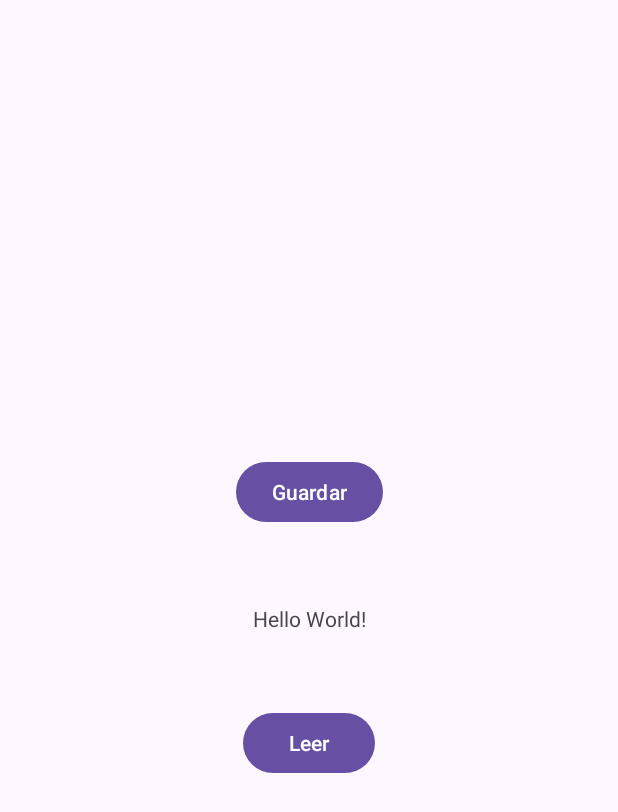
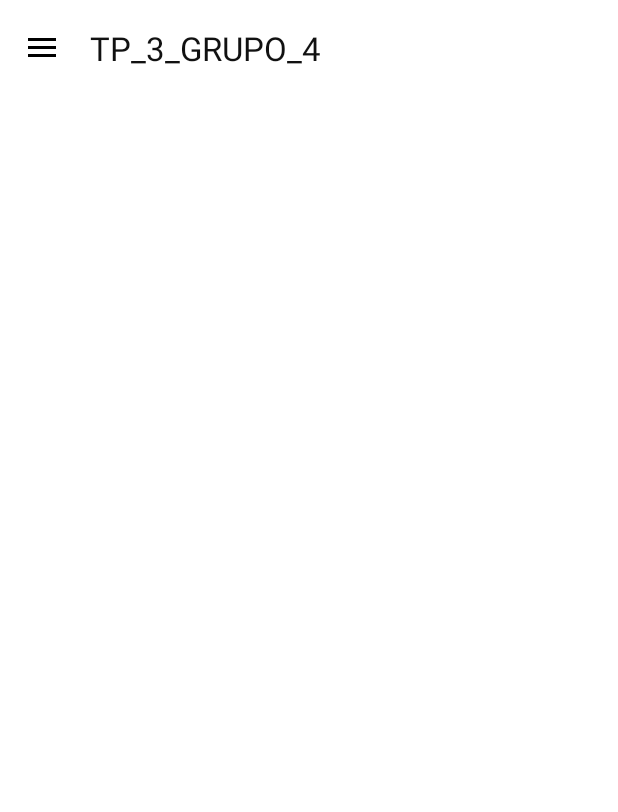
Before and after one commit to HernanMVarela/TP_3_GRUPO_4, an Android app: the screen it shows after launch (MainActivity), on a phone screen of 412 x 824 dp. Shown: the top 812 px of the screen. Run offline under Robolectric (Android 15) with nearby library versions, the phone set to English and light mode, and no system bars.

Commit message:
09-09-2023 | 17:20
- Implementación de menu drawer en main activity
- Se mueven métodos de crear y leer usuario a registro.
- Se aplican métodos de navegacion al main

```diff
--- a/app/build.gradle.kts
+++ b/app/build.gradle.kts
@@ -36,4 +36,7 @@ dependencies {
     testImplementation("junit:junit:4.13.2")
     androidTestImplementation("androidx.test.ext:junit:1.1.5")
     androidTestImplementation("androidx.test.espresso:espresso-core:3.5.1")
+    implementation ("androidx.navigation:navigation-ui:2.3.0")
+    implementation ("androidx.navigation:navigation-fragment:2.3.0")
+    implementation ("com.google.android.material:material:1.2.0")
 }
--- a/app/src/main/java/frgp/utn/edu/ar/controllers/MainActivity.java
+++ b/app/src/main/java/frgp/utn/edu/ar/controllers/MainActivity.java
@@ -1,43 +1,63 @@
 package frgp.utn.edu.ar.controllers;
 
+import android.content.Intent;
 import android.os.Bundle;
-import android.util.Log;
-import android.view.View;
-import android.widget.Toast;
+import android.view.MenuItem;
 
+import androidx.annotation.NonNull;
+import androidx.appcompat.app.ActionBarDrawerToggle;
 import androidx.appcompat.app.AppCompatActivity;
+import androidx.appcompat.widget.Toolbar;
+import androidx.drawerlayout.widget.DrawerLayout;
 
-import java.util.List;
-
-import frgp.utn.edu.ar.DAOImpl.UsuarioDAOImpl;
-import frgp.utn.edu.ar.entidades.EstadoUsuario;
-import frgp.utn.edu.ar.entidades.Usuario;
+import com.google.android.material.navigation.NavigationView;
 
 public class MainActivity extends AppCompatActivity {
 
-    UsuarioDAOImpl DaoUs = new UsuarioDAOImpl();
+    DrawerLayout drawerLayout;
+    ActionBarDrawerToggle actionBarDrawerToggle;
+    NavigationView navigationView;
+
     @Override
     protected void onCreate(Bundle savedInstanceState) {
         super.onCreate(savedInstanceState);
         setContentView(R.layout.activity_main);
+        setUpToolbar();
 
-    }
-    public void escribir(View view){
-        EstadoUsuario Euser = new EstadoUsuario(1,"Activo");
-        Usuario nuevo = new Usuario(1,"UserPrueba","ContraPrueba","Prueba@Prueba.com",Euser);
-        boolean N = DaoUs.insertarUsuario(this, nuevo);
+        navigationView = (NavigationView) findViewById(R.id.navigation_menu);
+        navigationView.setNavigationItemSelectedListener(new NavigationView.OnNavigationItemSelectedListener() {
+            @Override
+            public boolean onNavigationItemSelected(@NonNull MenuItem menuItem) {
+                int id = menuItem.getItemId();
+                if(id==R.id.nav_home){
+                    Intent intent = new Intent(MainActivity.this, MainActivity.class);
+                    startActivity(intent);
+                }
+                if(id==R.id.nav_registro){
+                    Intent intent2 = new Intent(MainActivity.this , RegistroActivity.class);
+                    startActivity(intent2);
+                }
+                if(id==R.id.nav_login){
+                    Intent intent3 = new Intent(MainActivity.this , LoginActivity.class);
+                    startActivity(intent3);
+                }
+                if(id==R.id.nav_Parqueos){
+                    /// AGREGAR NAVEGACION A PARQUEO
+                }
+               return false;
+            }
+        });
     }
 
-    public void leerUsuario(View view){
-        List<Usuario> lista = DaoUs.obtenerUsuarios(this);
+    public void setUpToolbar() {
+        drawerLayout = findViewById(R.id.drawerLayout);
+        Toolbar toolbar = findViewById(R.id.toolbar);
+        setSupportActionBar(toolbar);
+        actionBarDrawerToggle = new ActionBarDrawerToggle(this, drawerLayout, toolbar, R.string.app_name, R.string.app_name);
+        drawerLayout.addDrawerListener(actionBarDrawerToggle);
+        actionBarDrawerToggle.getDrawerArrowDrawable().setColor(getResources().getColor(R.color.black));
+        actionBarDrawerToggle.syncState();
 
-        if (lista != null){
-            for (Usuario item: lista ) {
-                Log.i(String.valueOf(item.getId()),item.toString());
-            }
-        }else{
-            Log.e("ERROR","NO SE ENCONTRÓ USUARIO");
-        }
     }
 
 }
--- /dev/null
+++ b/app/src/main/res/drawable/ic_baseline_home_24.xml
@@ -0,0 +1,10 @@
+<vector xmlns:android="http://schemas.android.com/apk/res/android"
+    android:width="24dp"
+    android:height="24dp"
+    android:viewportWidth="24"
+    android:viewportHeight="24"
+    android:tint="?attr/colorControlNormal">
+  <path
+      android:fillColor="@android:color/white"
+      android:pathData="M10,20v-6h4v6h5v-8h3L12,3 2,12h3v8z"/>
+</vector>
--- /dev/null
+++ b/app/src/main/res/drawable/ic_baseline_policy_24.xml
@@ -0,0 +1,13 @@
+<vector xmlns:android="http://schemas.android.com/apk/res/android"
+    android:width="24dp"
+    android:height="24dp"
+    android:viewportWidth="24"
+    android:viewportHeight="24"
+    android:tint="?attr/colorControlNormal">
+  <path
+      android:fillColor="@android:color/white"
+      android:pathData="M21,5l-9,-4L3,5v6c0,5.55 3.84,10.74 9,12c2.3,-0.56 4.33,-1.9 5.88,-3.71l-3.12,-3.12c-1.94,1.29 -4.58,1.07 -6.29,-0.64c-1.95,-1.95 -1.95,-5.12 0,-7.07c1.95,-1.95 5.12,-1.95 7.07,0c1.71,1.71 1.92,4.35 0.64,6.29l2.9,2.9C20.29,15.69 21,13.38 21,11V5z"/>
+  <path
+      android:fillColor="@android:color/white"
+      android:pathData="M12,12m-3,0a3,3 0,1 1,6 0a3,3 0,1 1,-6 0"/>
+</vector>
--- /dev/null
+++ b/app/src/main/res/drawable/ic_baseline_smartphone_24.xml
@@ -0,0 +1,10 @@
+<vector xmlns:android="http://schemas.android.com/apk/res/android"
+    android:width="24dp"
+    android:height="24dp"
+    android:viewportWidth="24"
+    android:viewportHeight="24"
+    android:tint="?attr/colorControlNormal">
+  <path
+      android:fillColor="@android:color/white"
+      android:pathData="M17,1.01L7,1c-1.1,0 -2,0.9 -2,2v18c0,1.1 0.9,2 2,2h10c1.1,0 2,-0.9 2,-2V3c0,-1.1 -0.9,-1.99 -2,-1.99zM17,19H7V5h10v14z"/>
+</vector>
--- a/app/src/main/res/layout/activity_main.xml
+++ b/app/src/main/res/layout/activity_main.xml
@@ -1,42 +1,45 @@
 <?xml version="1.0" encoding="utf-8"?>
-<androidx.constraintlayout.widget.ConstraintLayout xmlns:android="http://schemas.android.com/apk/res/android"
+<androidx.drawerlayout.widget.DrawerLayout
+    xmlns:android="http://schemas.android.com/apk/res/android"
     xmlns:app="http://schemas.android.com/apk/res-auto"
     xmlns:tools="http://schemas.android.com/tools"
     android:layout_width="match_parent"
     android:layout_height="match_parent"
-    tools:context=".MainActivity">
+    tools:context=".MainActivity"
+    android:id="@+id/drawerLayout"
+    android:fitsSystemWindows="true"
+    android:background="@color/backgroundColor"
+    android:minWidth="19dp">
+    <ScrollView
+        android:layout_width="wrap_content"
+        android:background="#F7FFFFFF"
+        android:layout_height="match_parent">
 
-    <Button
-        android:id="@+id/btnPrueba2"
-        android:layout_width="wrap_content"
-        android:layout_height="wrap_content"
-        android:onClick="leerUsuario"
-        android:text="Leer"
-        app:layout_constraintBottom_toBottomOf="parent"
-        app:layout_constraintEnd_toEndOf="parent"
-        app:layout_constraintStart_toStartOf="parent"
-        app:layout_constraintTop_toTopOf="parent"
-        app:layout_constraintVertical_bias="0.607" />
 
-    <TextView
-        android:layout_width="wrap_content"
-        android:layout_height="wrap_content"
-        android:text="Hello World!"
-        app:layout_constraintBottom_toBottomOf="parent"
-        app:layout_constraintEnd_toEndOf="parent"
-        app:layout_constraintStart_toStartOf="parent"
-        app:layout_constraintTop_toTopOf="parent" />
+        <LinearLayout
+            android:layout_width="match_parent"
+            android:layout_height="wrap_content"
+            android:background="#F7FFFFFF"
+            android:orientation="vertical">
 
-    <Button
-        android:id="@+id/btnPrueba"
-        android:layout_width="wrap_content"
-        android:layout_height="wrap_content"
-        android:onClick="escribir"
-        android:text="Guardar"
-        app:layout_constraintBottom_toBottomOf="parent"
-        app:layout_constraintEnd_toEndOf="parent"
-        app:layout_constraintStart_toStartOf="parent"
-        app:layout_constraintTop_toTopOf="parent"
-        app:layout_constraintVertical_bias="0.392" />
+            <androidx.appcompat.widget.Toolbar
+                android:id="@+id/toolbar"
+                android:layout_width="match_parent"
+                android:layout_height="wrap_content"
+                android:background="#F7FFFFFF"
+                app:subtitleTextColor="#0A0A0A"
+                app:titleTextColor="#111111" />
 
-</androidx.constraintlayout.widget.ConstraintLayout>
+        </LinearLayout>
+    </ScrollView>
+
+    <com.google.android.material.navigation.NavigationView
+        android:id="@+id/navigation_menu"
+        android:layout_width="match_parent"
+        android:layout_height="match_parent"
+        android:layout_gravity="start"
+        app:headerLayout="@layout/header"
+        app:menu="@menu/drawer_menu">
+    </com.google.android.material.navigation.NavigationView>
+
+</androidx.drawerlayout.widget.DrawerLayout>
--- /dev/null
+++ b/app/src/main/res/menu/drawer_menu.xml
@@ -0,0 +1,23 @@
+<?xml version="1.0" encoding="utf-8"?>
+<menu xmlns:android="http://schemas.android.com/apk/res/android">
+    <group android:checkableBehavior="single"
+        android:id="@+id/group1">
+        <item android:id="@+id/nav_home"
+            android:icon="@drawable/ic_baseline_home_24"
+            android:title="@string/home">
+        </item>
+        <item android:id="@+id/nav_login"
+            android:icon="@drawable/ic_baseline_smartphone_24"
+            android:title="@string/login">
+        </item>
+        <item android:id="@+id/nav_registro"
+            android:icon="@drawable/ic_baseline_smartphone_24"
+            android:title="@string/registro">
+        </item>
+        <item android:id="@+id/nav_Parqueos"
+            android:icon="@drawable/ic_baseline_policy_24"
+            android:title="@string/parqueos">
+        </item>
+        </group>
+
+</menu>
--- a/app/src/main/res/values/colors.xml
+++ b/app/src/main/res/values/colors.xml
@@ -2,4 +2,9 @@
 <resources>
     <color name="black">#FF000000</color>
     <color name="white">#FFFFFFFF</color>
+    <color name="colorAccent">#03DAC5</color>
+    <color name="colorPrimary">#101010</color>
+    <color name="colorPrimaryDark">#000000</color>
+    <color name="backgroundColor">#FCFCFC</color>
+    <color name="textColor">#000000</color>
 </resources>
--- a/app/src/main/res/values/strings.xml
+++ b/app/src/main/res/values/strings.xml
@@ -9,4 +9,11 @@
     <string name="invalid_username">Not a valid username</string>
     <string name="invalid_password">Password must be >5 characters</string>
     <string name="login_failed">"Login failed"</string>
+    <string name="registro">Registro</string>
+    <string name="login">Login</string>
+    <string name="home">Home</string>
+    <string name="parqueos">Parqueos</string>
+    <string name="parking_control">Parking Control</string>
+    <string name="usuario">Usuario</string>
+    <string name="usuario_mail_com">usuario@mail.com</string>
 </resources>
```
Also changed, not shown: app/src/main/java/frgp/utn/edu/ar/controllers/RegistroActivity.java (+27 -0 lines), app/src/main/res/drawable/ic_baseline_people_24.xml (added, +10 -0 lines), app/src/main/res/drawable/ic_baseline_share_24.xml (added, +10 -0 lines), app/src/main/res/layout/header.xml (added, +33 -0 lines).
